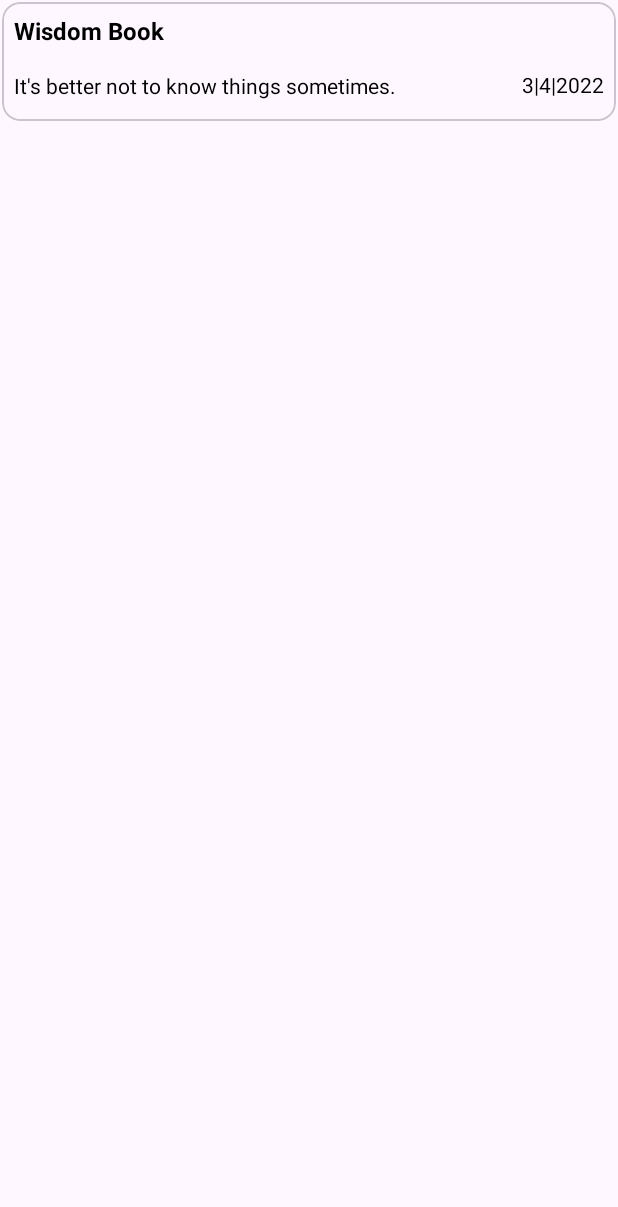
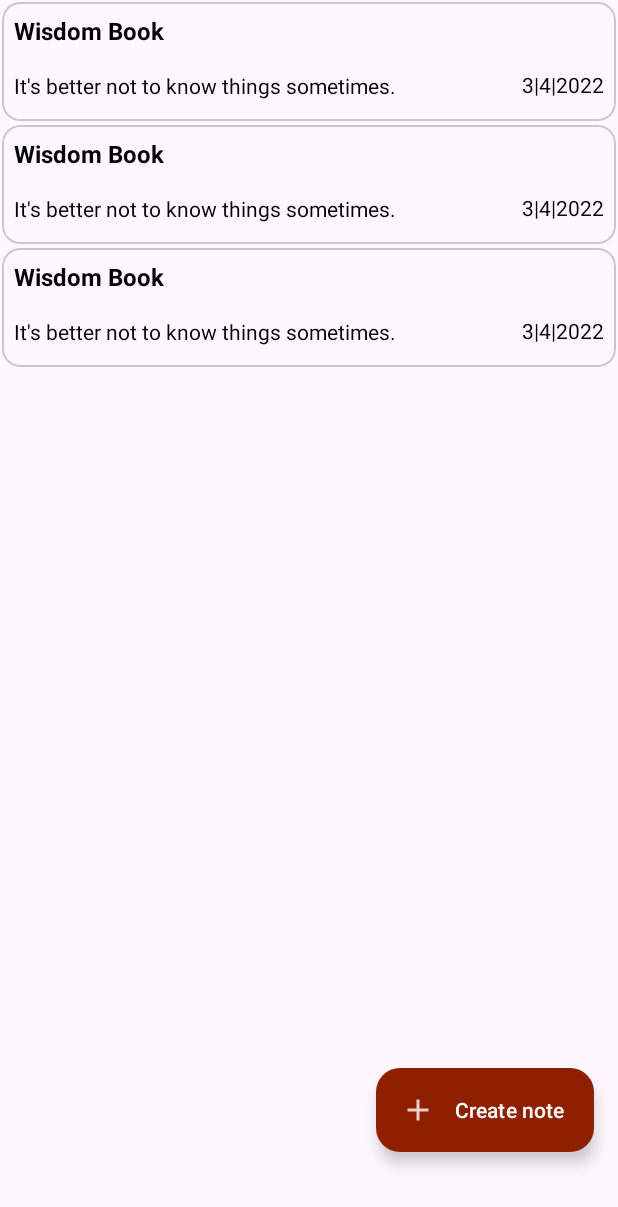
Before and after one commit to Nnamodi/Jotter, an Android app: the layout fragment_jotter.xml on its own in the app's theme, with its tools: preview values and no code run, on a phone screen of 412 x 824 dp. Shown: the top 1207 px of the screen. Run offline under Robolectric (Android 15) with nearby library versions, the phone set to English and light mode, and no system bars.

Commit message:
Bit of polishing

```diff
--- a/app/src/main/java/com/roland/android/jotter/view/ArchiveFragment.kt
+++ b/app/src/main/java/com/roland/android/jotter/view/ArchiveFragment.kt
@@ -128,7 +128,7 @@ class ArchiveFragment : Fragment() {
 
     private inner class ArchiveAdapter : ListAdapter<Note, ArchiveHolder>(DiffCallback()) {
         override fun onCreateViewHolder(parent: ViewGroup, viewType: Int): ArchiveHolder {
-            val view = layoutInflater.inflate(R.layout.fragment_jotter, parent, false)
+            val view = layoutInflater.inflate(R.layout.jotter_item, parent, false)
             return ArchiveHolder(view)
         }
 
--- a/app/src/main/java/com/roland/android/jotter/view/JotFragment.kt
+++ b/app/src/main/java/com/roland/android/jotter/view/JotFragment.kt
@@ -8,6 +8,7 @@ import androidx.fragment.app.Fragment
 import androidx.lifecycle.ViewModelProvider
 import androidx.navigation.fragment.findNavController
 import androidx.navigation.fragment.navArgs
+import com.google.android.material.floatingactionbutton.FloatingActionButton
 import com.roland.android.jotter.R
 import com.roland.android.jotter.model.Note
 import com.roland.android.jotter.viewModel.JotterViewModel
@@ -16,7 +17,7 @@ import java.util.*
 
 class JotFragment : Fragment() {
     private lateinit var note : Note
-    private lateinit var edit: View
+    private lateinit var edit: FloatingActionButton
     private lateinit var noteTitle: TextView
     private lateinit var noteBody: TextView
     private lateinit var date: TextView
--- a/app/src/main/res/layout/archive_bottom_sheet.xml
+++ b/app/src/main/res/layout/archive_bottom_sheet.xml
@@ -45,7 +45,8 @@
                 app:layout_constraintBottom_toBottomOf="parent"
                 app:layout_constraintEnd_toEndOf="parent"
                 app:layout_constraintStart_toStartOf="parent"
-                app:layout_constraintTop_toTopOf="parent" />
+                app:layout_constraintTop_toTopOf="parent"
+                tools:ignore="TextContrastCheck" />
         </androidx.constraintlayout.widget.ConstraintLayout>
 
         <TextView
--- a/app/src/main/res/layout/fragment_archive.xml
+++ b/app/src/main/res/layout/fragment_archive.xml
@@ -15,7 +15,7 @@
         app:layout_constraintEnd_toEndOf="parent"
         app:layout_constraintStart_toStartOf="parent"
         app:layout_constraintTop_toTopOf="parent"
-        tools:listitem="@layout/fragment_jotter" />
+        tools:listitem="@layout/jotter_item" />
 
     <androidx.constraintlayout.widget.ConstraintLayout
         android:id="@+id/archive_empty_text"
--- a/app/src/main/res/layout/fragment_jotter.xml
+++ b/app/src/main/res/layout/fragment_jotter.xml
@@ -1,65 +1,52 @@
 <?xml version="1.0" encoding="utf-8"?>
-<com.google.android.material.card.MaterialCardView
+<androidx.constraintlayout.widget.ConstraintLayout
     xmlns:android="http://schemas.android.com/apk/res/android"
     xmlns:app="http://schemas.android.com/apk/res-auto"
+    xmlns:tools="http://schemas.android.com/tools"
+    android:id="@+id/fragment_jotter"
     android:layout_width="match_parent"
-    android:layout_height="wrap_content"
-    android:layout_margin="1dp">
+    android:layout_height="match_parent"
+    tools:context=".view.JotterFragment">
 
-    <androidx.constraintlayout.widget.ConstraintLayout
+    <androidx.recyclerview.widget.RecyclerView
+        android:id="@+id/recycler_view"
         android:layout_width="match_parent"
-        android:layout_height="wrap_content">
+        android:layout_height="match_parent"
+        app:layoutManager="androidx.recyclerview.widget.LinearLayoutManager"
+        app:layout_constraintBottom_toBottomOf="parent"
+        app:layout_constraintEnd_toEndOf="parent"
+        app:layout_constraintStart_toStartOf="parent"
+        app:layout_constraintTop_toTopOf="parent"
+        tools:listitem="@layout/jotter_item" />
 
     <TextView
-            android:id="@+id/jot_title"
+        android:id="@+id/jotter_empty_text"
         android:layout_width="0dp"
         android:layout_height="wrap_content"
-            android:layout_marginStart="8dp"
-            android:layout_marginTop="8dp"
-            android:layout_marginEnd="8dp"
-            android:ellipsize="end"
-            android:text="@string/note_title"
-            android:textSize="16sp"
-            android:textStyle="bold"
+        android:layout_marginStart="24dp"
+        android:layout_marginEnd="24dp"
+        android:text="@string/jotter_empty_text"
+        android:textAlignment="center"
+        android:textSize="34sp"
+        android:textStyle="italic"
+        android:visibility="gone"
+        app:layout_constraintBottom_toBottomOf="parent"
         app:layout_constraintEnd_toEndOf="parent"
-            app:layout_constraintEnd_toStartOf="@+id/checkBox"
         app:layout_constraintStart_toStartOf="parent"
         app:layout_constraintTop_toTopOf="parent" />
 
-        <TextView
-            android:id="@+id/jot_body"
-            android:layout_width="0dp"
-            android:layout_height="wrap_content"
-            android:layout_marginStart="8dp"
-            android:layout_marginTop="16dp"
-            android:layout_marginEnd="8dp"
-            android:layout_marginBottom="14dp"
-            android:ellipsize="end"
-            android:maxLines="1"
-            android:text="@string/note_body"
-            app:layout_constraintBottom_toBottomOf="parent"
-            app:layout_constraintEnd_toStartOf="@id/date_text"
-            app:layout_constraintStart_toStartOf="parent"
-            app:layout_constraintTop_toBottomOf="@id/jot_title" />
-
-        <TextView
-            android:id="@+id/date_text"
+    <com.google.android.material.floatingactionbutton.ExtendedFloatingActionButton
+        android:id="@+id/jot"
         android:layout_width="wrap_content"
         android:layout_height="wrap_content"
-            android:layout_marginEnd="8dp"
-            android:text="@string/date"
+        android:layout_marginEnd="16dp"
+        android:layout_marginBottom="56dp"
+        android:clickable="true"
+        android:contentDescription="@string/create_note"
+        android:focusable="true"
+        android:text="@string/create_note"
+        app:icon="@drawable/add_jot"
         app:layout_constraintBottom_toBottomOf="parent"
         app:layout_constraintEnd_toEndOf="parent"
-            app:layout_constraintEnd_toStartOf="@+id/checkBox"
-            app:layout_constraintTop_toBottomOf="@+id/jot_title" />
-
-        <CheckBox
-            android:id="@+id/checkBox"
-            android:layout_width="wrap_content"
-            android:layout_height="wrap_content"
-            android:layout_marginTop="14dp"
-            android:visibility="gone"
-            app:layout_constraintEnd_toEndOf="parent"
-            app:layout_constraintTop_toTopOf="parent" />
+        app:rippleColor="?attr/colorSecondary" />
 </androidx.constraintlayout.widget.ConstraintLayout>
-</com.google.android.material.card.MaterialCardView>
--- /dev/null
+++ b/app/src/main/res/layout/jotter_item.xml
@@ -0,0 +1,65 @@
+<?xml version="1.0" encoding="utf-8"?>
+<com.google.android.material.card.MaterialCardView
+    xmlns:android="http://schemas.android.com/apk/res/android"
+    xmlns:app="http://schemas.android.com/apk/res-auto"
+    android:layout_width="match_parent"
+    android:layout_height="wrap_content"
+    android:layout_margin="1dp">
+
+    <androidx.constraintlayout.widget.ConstraintLayout
+        android:layout_width="match_parent"
+        android:layout_height="wrap_content">
+
+        <TextView
+            android:id="@+id/jot_title"
+            android:layout_width="0dp"
+            android:layout_height="wrap_content"
+            android:layout_marginStart="8dp"
+            android:layout_marginTop="8dp"
+            android:layout_marginEnd="8dp"
+            android:ellipsize="end"
+            android:text="@string/note_title"
+            android:textSize="16sp"
+            android:textStyle="bold"
+            app:layout_constraintEnd_toEndOf="parent"
+            app:layout_constraintEnd_toStartOf="@+id/checkBox"
+            app:layout_constraintStart_toStartOf="parent"
+            app:layout_constraintTop_toTopOf="parent" />
+
+        <TextView
+            android:id="@+id/jot_body"
+            android:layout_width="0dp"
+            android:layout_height="wrap_content"
+            android:layout_marginStart="8dp"
+            android:layout_marginTop="16dp"
+            android:layout_marginEnd="8dp"
+            android:layout_marginBottom="14dp"
+            android:ellipsize="end"
+            android:maxLines="1"
+            android:text="@string/note_body"
+            app:layout_constraintBottom_toBottomOf="parent"
+            app:layout_constraintEnd_toStartOf="@id/date_text"
+            app:layout_constraintStart_toStartOf="parent"
+            app:layout_constraintTop_toBottomOf="@id/jot_title" />
+
+        <TextView
+            android:id="@+id/date_text"
+            android:layout_width="wrap_content"
+            android:layout_height="wrap_content"
+            android:layout_marginEnd="8dp"
+            android:text="@string/date"
+            app:layout_constraintBottom_toBottomOf="parent"
+            app:layout_constraintEnd_toEndOf="parent"
+            app:layout_constraintEnd_toStartOf="@+id/checkBox"
+            app:layout_constraintTop_toBottomOf="@+id/jot_title" />
+
+        <CheckBox
+            android:id="@+id/checkBox"
+            android:layout_width="wrap_content"
+            android:layout_height="wrap_content"
+            android:layout_marginTop="14dp"
+            android:visibility="gone"
+            app:layout_constraintEnd_toEndOf="parent"
+            app:layout_constraintTop_toTopOf="parent" />
+    </androidx.constraintlayout.widget.ConstraintLayout>
+</com.google.android.material.card.MaterialCardView>
--- a/app/src/main/res/navigation/jotter_map.xml
+++ b/app/src/main/res/navigation/jotter_map.xml
@@ -8,7 +8,7 @@
         android:id="@+id/jotterFragment"
         android:name="com.roland.android.jotter.view.JotterFragment"
         android:label="@string/app_name"
-        tools:layout="@layout/fragment_jotter_list" >
+        tools:layout="@layout/fragment_jotter" >
         <action
             android:id="@+id/move_to_jot"
             app:destination="@id/jotFragment"
```
Also changed, not shown: app/build.gradle (+10 -3 lines), app/src/main/java/com/roland/android/jotter/view/JotterActivity.kt (+8 -0 lines), app/src/main/java/com/roland/android/jotter/view/JotterFragment.kt (+17 -13 lines), app/src/main/res/layout/fragment_jotter_list.xml (deleted, +0 -52 lines). Lines whose indentation alone changed are shown as unchanged.
